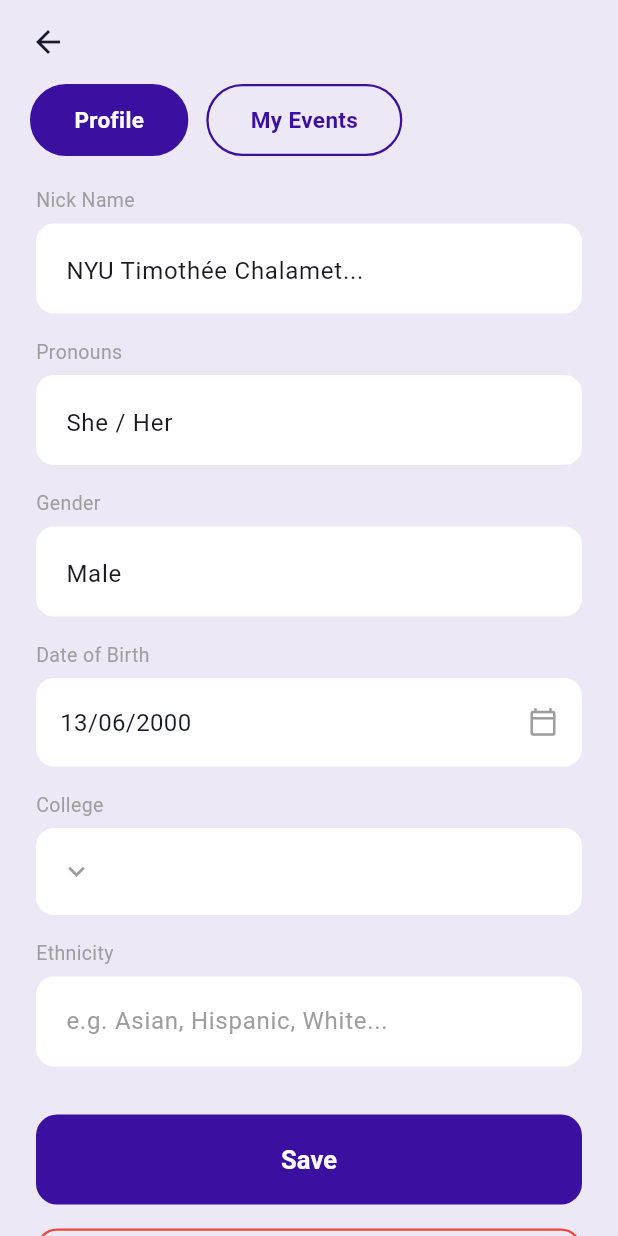
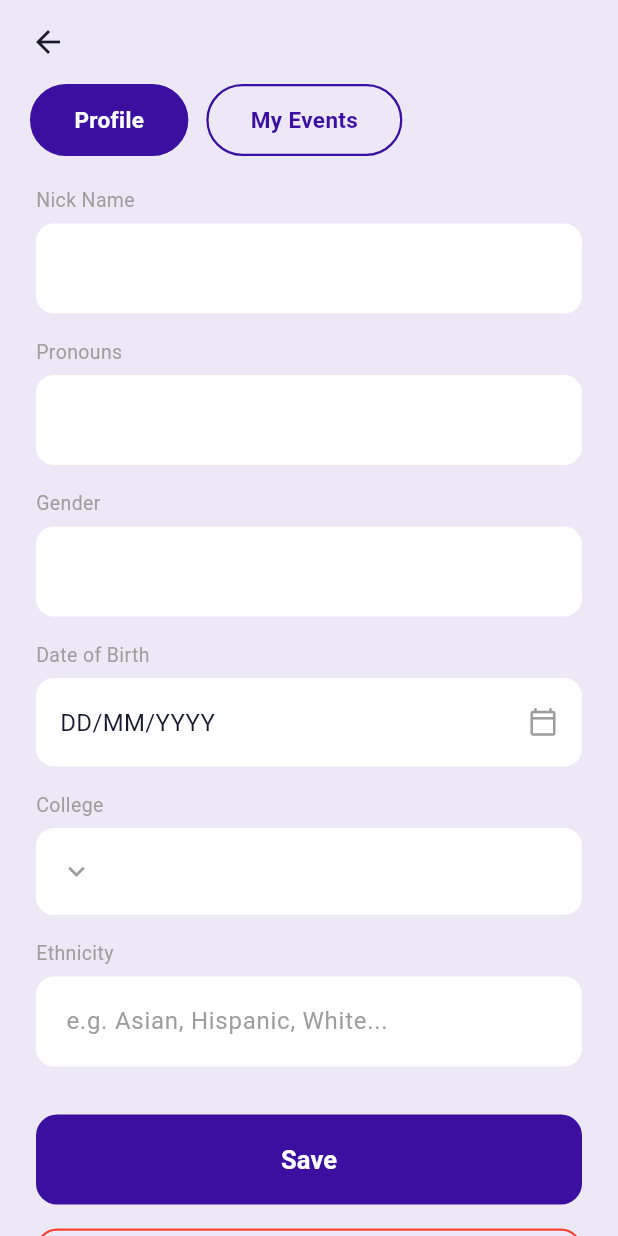
Before and after one commit to js10839/DayMatch, a Flutter app: the ProfileScreen screen opened directly, on a phone screen of 412 x 824 dp. Run offline on Flutter 3.47's test engine with Material 3 defaults, Android fonts, the phone set to English and light mode, and no system bars; our stand-ins replace cloud_firestore, firebase_core, flutter_secure_storage, font_awesome_flutter, google_fonts, google_sign_in and 1 more; accounts and stored records are empty; Roboto replaces fonts that are missing (SF Pro Display).

Commit message:
Show real user data on profile screen
Populate the profile fields from AuthService.currentUser in initState
instead of mock placeholders, so name, pronouns, gender, ethnicity,
college, and date of birth reflect what the user submitted at sign-up.

Co-Authored-By: Claude Opus 4.7 <noreply@anthropic.com>

```diff
--- a/lib/screens/profile_screen.dart
+++ b/lib/screens/profile_screen.dart
@@ -29,13 +29,29 @@ class ProfileScreen extends StatefulWidget {
 class _ProfileScreenState extends State<ProfileScreen> {
   bool _isProfileTab = true;
 
-  // Pre-filled with mock data — replace with real user data later
-  final _nickNameController = TextEditingController(text: 'NYU Timothée Chalamet...');
-  final _pronounsController = TextEditingController(text: 'She / Her');
-  final _genderController = TextEditingController(text: 'Male');
+  final _nickNameController = TextEditingController();
+  final _pronounsController = TextEditingController();
+  final _genderController = TextEditingController();
   final _ethnicityController = TextEditingController();
-  DateTime? _dateOfBirth = DateTime(2000, 6, 13);
+  DateTime? _dateOfBirth;
   String? _selectedCollege;
+
+  @override
+  void initState() {
+    super.initState();
+    final user = AuthService().currentUser;
+    if (user != null) {
+      _nickNameController.text = (user['name'] as String?) ?? '';
+      _pronounsController.text = (user['pronouns'] as String?) ?? '';
+      _genderController.text = (user['gender'] as String?) ?? '';
+      _ethnicityController.text = (user['ethnicity'] as String?) ?? '';
+      _selectedCollege = user['college'] as String?;
+      final birth = user['birth_data'] as String?;
+      if (birth != null && birth.isNotEmpty) {
+        _dateOfBirth = DateTime.tryParse(birth);
+      }
+    }
+  }
 
   @override
   void dispose() {
```
